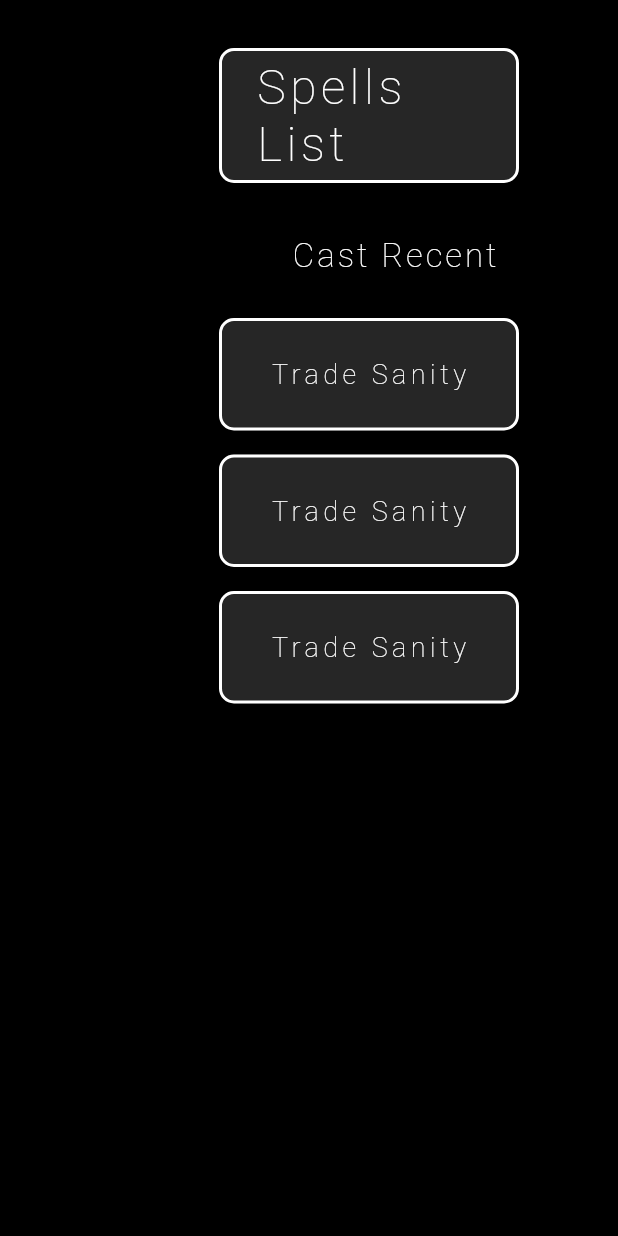
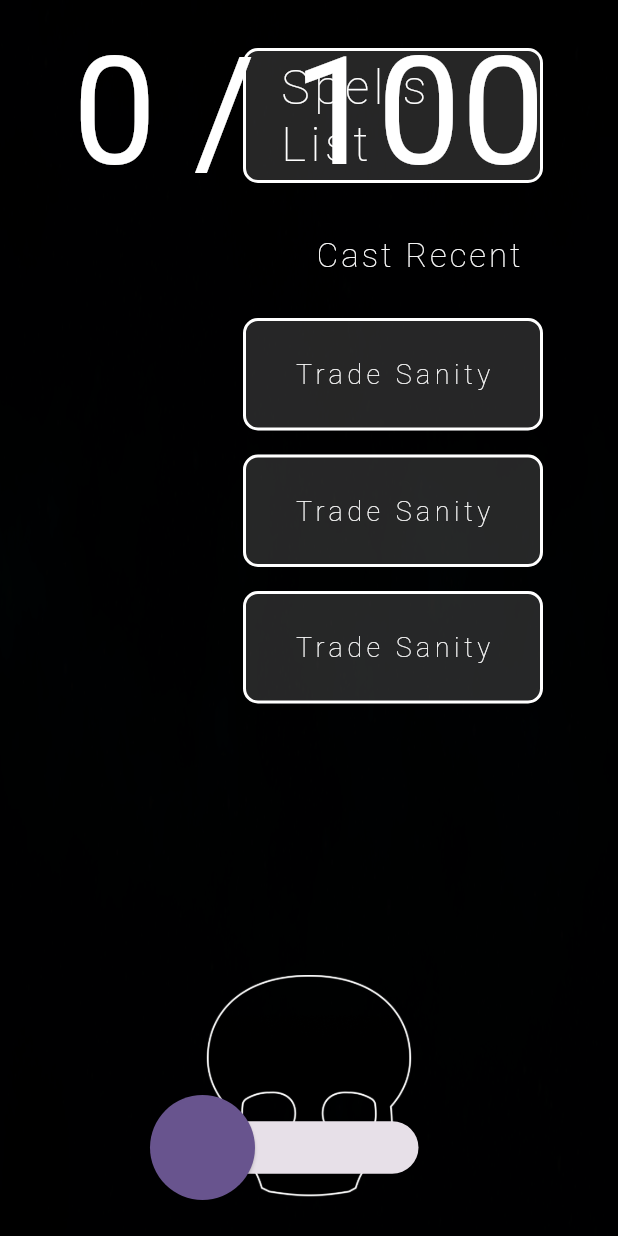
Before and after one commit to dompetriella/Madness-Meter-2.0, a Flutter app: the screen it shows after launch, in the side drawer, after a tap on "Spells List", on a phone screen of 412 x 824 dp. Run offline on Flutter 3.47's test engine with Material 2 defaults, Android fonts, the phone set to English and light mode, and no system bars; our stand-ins replace flutter_animate, flutter_dotenv, flutter_hooks, flutter_riverpod, google_fonts, hooks_riverpod and 1 more; accounts and stored records are empty; Roboto replaces fonts that are missing (Astloch).

Commit message:
set up some images and meter stuff

```diff
--- a/lib/home_page.dart
+++ b/lib/home_page.dart
@@ -1,5 +1,8 @@
+import 'dart:math';
+
 import 'package:flutter/material.dart';
 import 'package:flutter/services.dart';
+import 'package:flutter_animate/flutter_animate.dart';
 import 'package:flutter_hooks/flutter_hooks.dart';
 import 'package:google_fonts/google_fonts.dart';
 import 'package:hooks_riverpod/hooks_riverpod.dart';
@@ -7,6 +10,7 @@ import 'package:madness_meter_2/main.dart';
 import 'package:madness_meter_2/provider.dart';
 
 double sideBarSize = 300;
+double topPadding = 16;
 
 class HomePage extends ConsumerWidget {
   const HomePage({super.key});
@@ -14,19 +18,106 @@ class HomePage extends ConsumerWidget {
   @override
   Widget build(BuildContext context, WidgetRef ref) {
     return Scaffold(
-        backgroundColor: Colors.black,
         drawer: const SpellsDrawer(),
         body: SafeArea(
-            child: Padding(
-          padding: const EdgeInsets.all(16.0),
+            child: Stack(
+          children: [
+            Background(),
+            ImageBackground(),
+            BackgroundTint(),
+            Padding(
+              padding: EdgeInsets.only(top: topPadding),
               child: Row(
+                mainAxisAlignment: MainAxisAlignment.end,
                 children: [
-              Flexible(
-                child: Container(color: Colors.black87),
+                  SpellBar(),
+                ],
               ),
-              Container(
+            ),
+            MeterText(),
+            Padding(
+              padding: const EdgeInsets.only(bottom: 120.0),
+              child: MadnessMeter(),
+            ),
+            MadSkullWidget(),
+            TestSlider()
+          ],
+        )));
+  }
+}
+
+class ImageBackground extends ConsumerWidget {
+  const ImageBackground({
+    super.key,
+  });
+
+  @override
+  Widget build(BuildContext context, WidgetRef ref) {
+    return SizedBox.expand(
+      child: FittedBox(
+        fit: BoxFit.fill,
+        child: Opacity(
+            opacity: .99 * (1 + ref.watch(madnessMeterValue)) / (100),
+            child: Image.asset('assets/starry_bg.png')),
+      ),
+    );
+  }
+}
+
+class Background extends StatelessWidget {
+  const Background({
+    super.key,
+  });
+
+  @override
+  Widget build(BuildContext context) {
+    return Container(
+      color: Colors.black,
+    );
+  }
+}
+
+class BackgroundTint extends ConsumerWidget {
+  const BackgroundTint({
+    super.key,
+  });
+
+  @override
+  Widget build(BuildContext context, WidgetRef ref) {
+    return Container(
+        color: percentageToHsl(
+                ref.watch(madnessMeterValue).toDouble() / 100, 250, 0, .35)
+            .withOpacity(.20 * (ref.watch(madnessMeterValue) / 100)));
+  }
+}
+
+class MeterText extends ConsumerWidget {
+  const MeterText({
+    super.key,
+  });
+
+  @override
+  Widget build(BuildContext context, WidgetRef ref) {
+    return Padding(
+      padding: EdgeInsets.only(top: topPadding),
+      child: Align(
+        alignment: Alignment.topCenter,
+        child: Text('${ref.watch(madnessMeterValue).toStringAsFixed(0)} / 100',
+            style: GoogleFonts.astloch(fontSize: 100, color: Colors.white)),
+      ),
+    );
+  }
+}
+
+class SpellBar extends StatelessWidget {
+  const SpellBar({
+    super.key,
+  });
+
+  @override
+  Widget build(BuildContext context) {
+    return SizedBox(
       width: sideBarSize,
-                color: Colors.black,
       child: Column(
         children: [
           Builder(builder: (context) {
@@ -38,9 +129,8 @@ class HomePage extends ConsumerWidget {
               isSpellMenu: true,
             );
           }),
-                    Padding(
-                      padding: const EdgeInsets.only(
-                          top: 20.0, bottom: 20, right: 64),
+          const Padding(
+            padding: EdgeInsets.only(top: 20.0, bottom: 20, right: 64),
             child: Align(
               alignment: Alignment.centerRight,
               child: Text(
@@ -53,18 +143,104 @@ class HomePage extends ConsumerWidget {
               ),
             ),
           ),
-                    SpellButton(
-                        title: 'Trade Sanity', onPressed: () => print('hello')),
-                    SpellButton(
-                        title: 'Trade Sanity', onPressed: () => print('hello')),
-                    SpellButton(
-                        title: 'Trade Sanity', onPressed: () => print('hello')),
+          SpellButton(title: 'Trade Sanity', onPressed: () => print('hello')),
+          SpellButton(title: 'Trade Sanity', onPressed: () => print('hello')),
+          SpellButton(title: 'Trade Sanity', onPressed: () => print('hello')),
         ],
       ),
+    );
+  }
+}
+
+class MadnessMeter extends ConsumerWidget {
+  const MadnessMeter({
+    super.key,
+  });
+
+  @override
+  Widget build(BuildContext context, WidgetRef ref) {
+    return Align(
+      alignment: Alignment.bottomCenter,
+      child: Transform.rotate(
+        angle: pi,
+        child: ClipPath(
+          clipper: TriangleClipper(),
+          child: AnimatedContainer(
+            duration: 50.ms,
+            width: 5 * ref.watch(madnessMeterValue).toDouble() * 1.2,
+            height: 8 * ref.watch(madnessMeterValue).toDouble(),
+            decoration: BoxDecoration(
+                gradient: LinearGradient(
+                    stops: [
+                      0.01 + (0.7 * (ref.watch(madnessMeterValue) / 100)),
+                      1
+                    ],
+                    begin: Alignment.topCenter,
+                    end: Alignment.bottomCenter,
+                    colors: [
+                      percentageToHsl(
+                              ref.watch(madnessMeterValue).toDouble() / 100,
+                              250,
+                              0,
+                              .35)
+                          .withOpacity(.70),
+                      Colors.transparent
+                    ])),
           ),
-            ],
         ),
-        )));
+      ),
+    );
+  }
+}
+
+class TestSlider extends ConsumerWidget {
+  const TestSlider({
+    super.key,
+  });
+
+  @override
+  Widget build(BuildContext context, WidgetRef ref) {
+    return Positioned(
+      bottom: 0,
+      left: 0,
+      child: Padding(
+        padding: const EdgeInsets.symmetric(vertical: 24.0, horizontal: 100),
+        child: Slider(
+          min: 0,
+          max: 100,
+          value: ref.watch(madnessMeterValue).toDouble(),
+          onChanged: (value) {
+            ref.watch(madnessMeterValue.notifier).state = value.toInt();
+          },
+          label: ref.watch(madnessMeterValue).toString(),
+        ),
+      ),
+    );
+  }
+}
+
+class MadSkullWidget extends StatelessWidget {
+  const MadSkullWidget({
+    super.key,
+  });
+
+  @override
+  Widget build(BuildContext context) {
+    return Positioned(
+      bottom: 0,
+      left: 0,
+      right: 0,
+      child: Padding(
+        padding: const EdgeInsets.only(bottom: 24.0),
+        child: Center(
+          child: SizedBox(
+            height: 150,
+            width: 150,
+            child: Image.asset('assets/mad_skull.png'),
+          ),
+        ),
+      ),
+    );
   }
 }
 
@@ -88,8 +264,32 @@ class SpellsDrawer extends StatelessWidget {
             padding: const EdgeInsets.all(32.0),
             child: Padding(
               padding: const EdgeInsets.symmetric(vertical: 12.0),
+              child: Column(
+                mainAxisSize: MainAxisSize.min,
+                children: [
+                  SizedBox(
+                    height: 180,
+                    child: Align(
+                      alignment: Alignment.bottomLeft,
+                      child: Text(
+                        'Madness Spell List',
+                        style: TextStyle(color: Colors.white, fontSize: 32),
+                      ),
+                    ),
+                  ),
+                  Flexible(
                     child: ListView(
-                children: [SpellDescription(), SpellDescription()],
+                      children: [
+                        SpellDescription(),
+                        SpellDescription(),
+                        SpellDescription(),
+                        SpellDescription(),
+                        SpellDescription(),
+                        SpellDescription(),
+                      ],
+                    ),
+                  ),
+                ],
               ),
             ),
           )),
@@ -219,3 +419,30 @@ Future<int> retrieveSessionIdByName(String campaignName) async {
 setCurrentSessionId(int id, WidgetRef ref) {
   ref.watch(sessionIdProvider.notifier).state = id;
 }
+
+class TriangleClipper extends CustomClipper<Path> {
+  @override
+  Path getClip(Size size) {
+    final path = Path();
+
+    path.moveTo(0, size.height);
+    path.lineTo(size.width / 2, 0);
+    path.lineTo(size.width, size.height);
+
+    return path;
+  }
+
+  @override
+  bool shouldReclip(CustomClipper<Path> oldClipper) {
+    return true;
+  }
+}
+
+Color percentageToHsl(double percent, int hue0, int hue1, double lightness) {
+  var percentFilled = percent;
+  if (percent >= 1) {
+    percentFilled = 1;
+  }
+  double returnHue = ((percentFilled * (hue1 - hue0)) + hue0);
+  return HSLColor.fromAHSL(1, returnHue, 1, lightness).toColor();
+}
--- a/lib/main.dart
+++ b/lib/main.dart
@@ -26,6 +26,9 @@ class MyApp extends StatelessWidget {
     final textTheme = Theme.of(context).textTheme;
     return MaterialApp(
       theme: ThemeData(
+        sliderTheme: SliderThemeData(
+            trackHeight: 35,
+            thumbShape: RoundSliderThumbShape(enabledThumbRadius: 35)),
         textTheme: GoogleFonts.glassAntiquaTextTheme(textTheme).copyWith(),
         colorScheme: ColorScheme.fromSeed(seedColor: Colors.deepPurple),
         useMaterial3: true,
--- a/lib/provider.dart
+++ b/lib/provider.dart
@@ -1,5 +1,11 @@
+import 'dart:ui';
+
 import 'package:flutter_riverpod/flutter_riverpod.dart';
 
 final sessionIdProvider = StateProvider<int>((ref) {
   return 0;
 });
+
+final madnessMeterValue = StateProvider<int>((ref) {
+  return 0;
+});
--- a/pubspec.yaml
+++ b/pubspec.yaml
@@ -43,6 +43,7 @@ dependencies:
   freezed: ^2.4.2
   google_fonts: ^5.1.0
   hexcolor: ^3.0.1
+  flutter_animate: ^4.2.0+1
 
 dev_dependencies:
   flutter_test:
@@ -69,6 +70,7 @@ flutter:
   # To add assets to your application, add an assets section, like this:
   assets:
     - .env
+    - assets/
 
   # An image asset can refer to one or more resolution-specific "variants", see
   # https://flutter.dev/assets-and-images/#resolution-aware
```
Also changed, not shown: assets/mad_skull.png (added), assets/starry_bg.png (added), pubspec.lock. Lines whose indentation alone changed are shown as unchanged.
